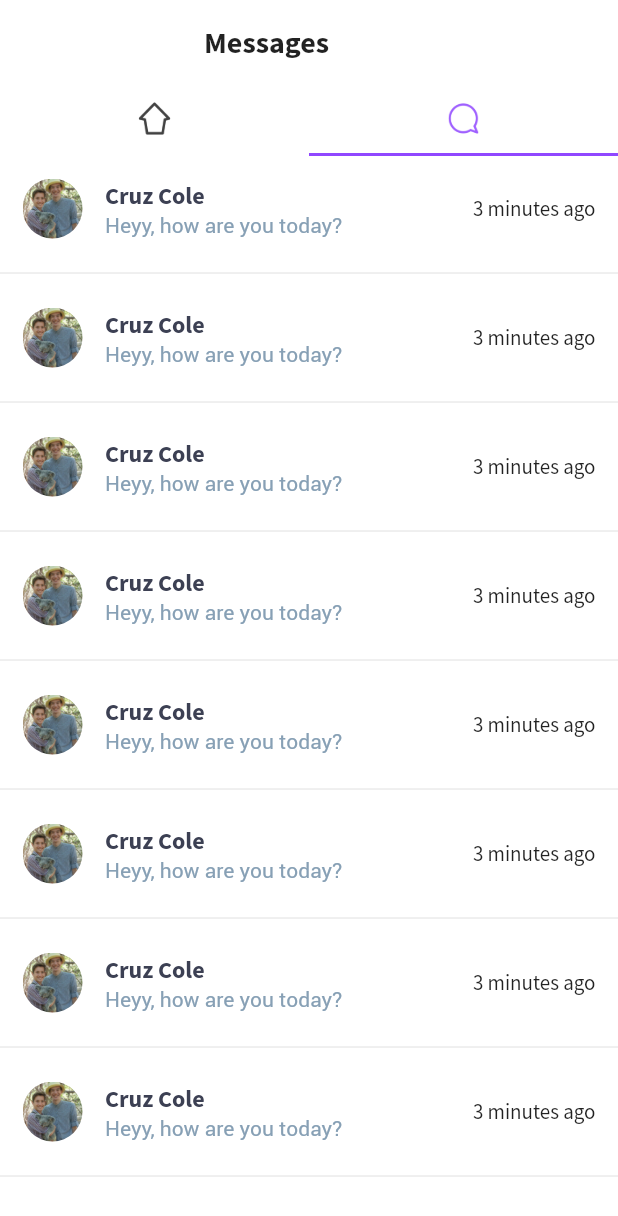
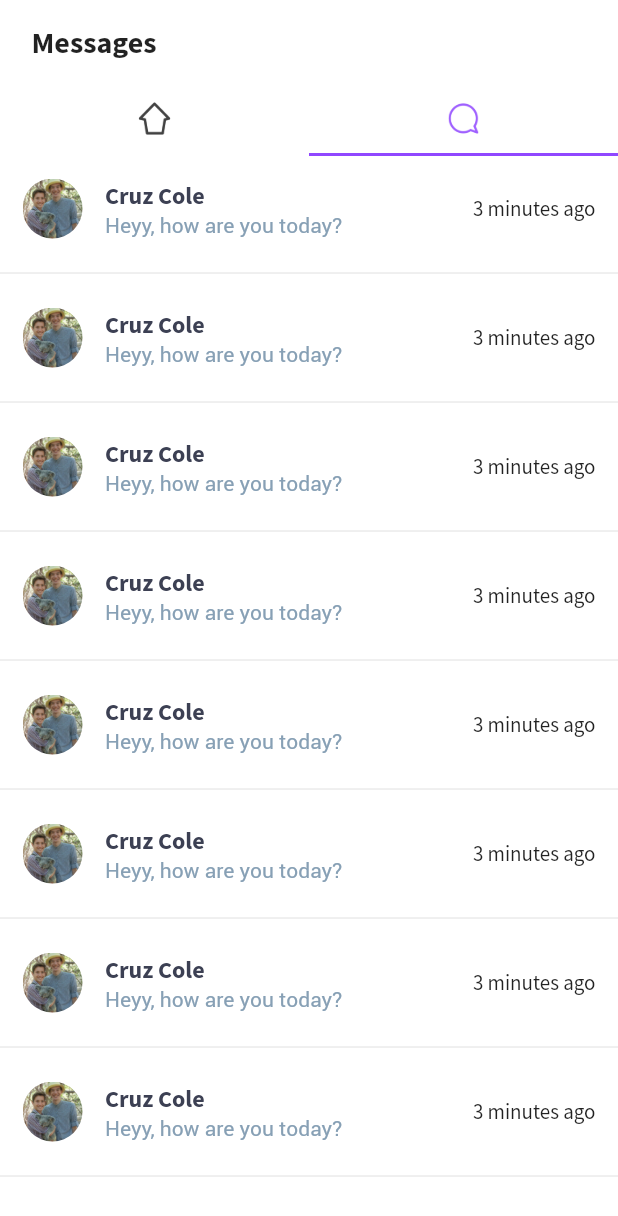
Before and after one commit to harrisonturton/ramble, a Flutter app: the screen it shows after launch, tab 2 chosen, on a phone screen of 412 x 824 dp. Shown: the top 1216 px of the screen. Run offline on Flutter 3.47's test engine with Material 2 defaults, Android fonts, the light colour scheme and no system bars; statements that could not run were skipped.

Commit message:
Refresh Indicator on pull down newsfeed

```diff
--- a/lib/main.dart
+++ b/lib/main.dart
@@ -53,7 +53,7 @@ class _AppState extends State<App> with TickerProviderStateMixin {
 							new SliverAppBar(
 								elevation: 2.0,
 								title: new Padding(
-									padding: const EdgeInsets.only(left: 120.0),
+									padding: const EdgeInsets.only(left: 5.0),
 									child: new Text(
 										_currentName,
 										style: new TextStyle(
--- a/lib/newsfeed.dart
+++ b/lib/newsfeed.dart
@@ -1,5 +1,6 @@
 import 'package:flutter/material.dart';
 import 'package:newsfeed_2/widgets/widgets.dart';
+import 'package:newsfeed_2/style/style.dart';
 import 'package:newsfeed_2/model/model.dart' as Model;
 import 'package:newsfeed_2/mock/mock.dart';
 import 'dart:async';
@@ -17,6 +18,7 @@ class Newsfeed extends StatelessWidget {
 	Widget build(BuildContext context) {
 		return new RefreshIndicator(
 			onRefresh: onRefresh,
+			color: Primary,
 			child: new ListView(
 				children: [
 					newPost(),
```
